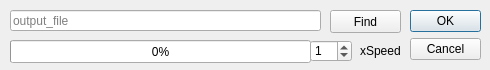
First picture: the form in video_editor/video_save.ui, repository ulistar93/pyqt, before the edit.
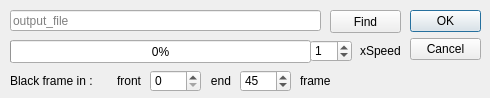
Second picture: the form after the edit.

Commit message: [feat] add large & add black frame

What changed in the file:
```diff
--- a/video_editor/video_save.ui
+++ b/video_editor/video_save.ui
@@ -7,7 +7,7 @@
     <x>0</x>
     <y>0</y>
     <width>490</width>
-    <height>70</height>
+    <height>98</height>
    </rect>
   </property>
   <property name="windowTitle">
@@ -115,6 +115,99 @@
     <number>1</number>
    </property>
   </widget>
+  <widget class="QLabel" name="BlackText_2">
+   <property name="geometry">
+    <rect>
+     <x>110</x>
+     <y>70</y>
+     <width>31</width>
+     <height>21</height>
+    </rect>
+   </property>
+   <property name="text">
+    <string>front</string>
+   </property>
+   <property name="alignment">
+    <set>Qt::AlignRight|Qt::AlignTrailing|Qt::AlignVCenter</set>
+   </property>
+  </widget>
+  <widget class="QSpinBox" name="BlackFront">
+   <property name="geometry">
+    <rect>
+     <x>150</x>
+     <y>70</y>
+     <width>51</width>
+     <height>22</height>
+    </rect>
+   </property>
+   <property name="maximum">
+    <number>1800</number>
+   </property>
+   <property name="value">
+    <number>0</number>
+   </property>
+  </widget>
+  <widget class="QLabel" name="BlackText_1">
+   <property name="geometry">
+    <rect>
+     <x>10</x>
+     <y>70</y>
+     <width>91</width>
+     <height>21</height>
+    </rect>
+   </property>
+   <property name="text">
+    <string>Black frame in :</string>
+   </property>
+  </widget>
+  <widget class="QSpinBox" name="BlackRear">
+   <property name="geometry">
+    <rect>
+     <x>240</x>
+     <y>70</y>
+     <width>51</width>
+     <height>22</height>
+    </rect>
+   </property>
+   <property name="maximum">
+    <number>1800</number>
+   </property>
+   <property name="value">
+    <number>45</number>
+   </property>
+  </widget>
+  <widget class="QLabel" name="BlackText_3">
+   <property name="geometry">
+    <rect>
+     <x>200</x>
+     <y>70</y>
+     <width>31</width>
+     <height>21</height>
+    </rect>
+   </property>
+   <property name="text">
+    <string>end</string>
+   </property>
+   <property name="alignment">
+    <set>Qt::AlignRight|Qt::AlignTrailing|Qt::AlignVCenter</set>
+   </property>
+  </widget>
+  <widget class="QLabel" name="BlackText_4">
+   <property name="geometry">
+    <rect>
+     <x>300</x>
+     <y>70</y>
+     <width>31</width>
+     <height>21</height>
+    </rect>
+   </property>
+   <property name="text">
+    <string>frame</string>
+   </property>
+   <property name="alignment">
+    <set>Qt::AlignLeading|Qt::AlignLeft|Qt::AlignVCenter</set>
+   </property>
+  </widget>
  </widget>
  <resources/>
  <connections/>
```
The commit also changes 4 other files.
